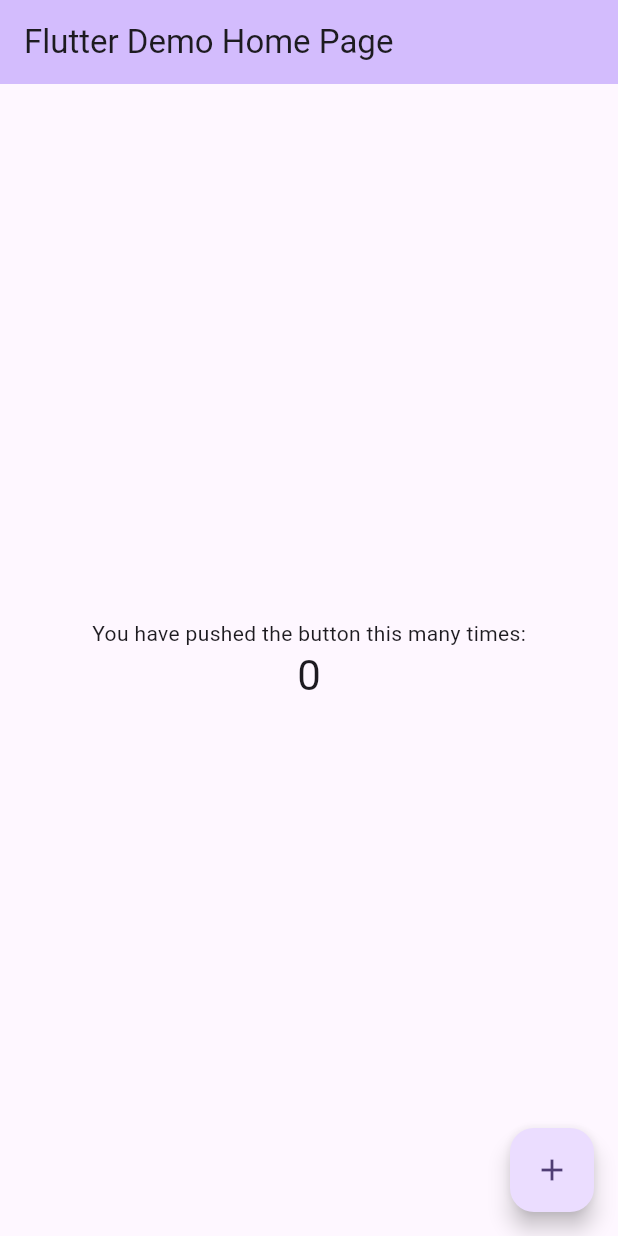
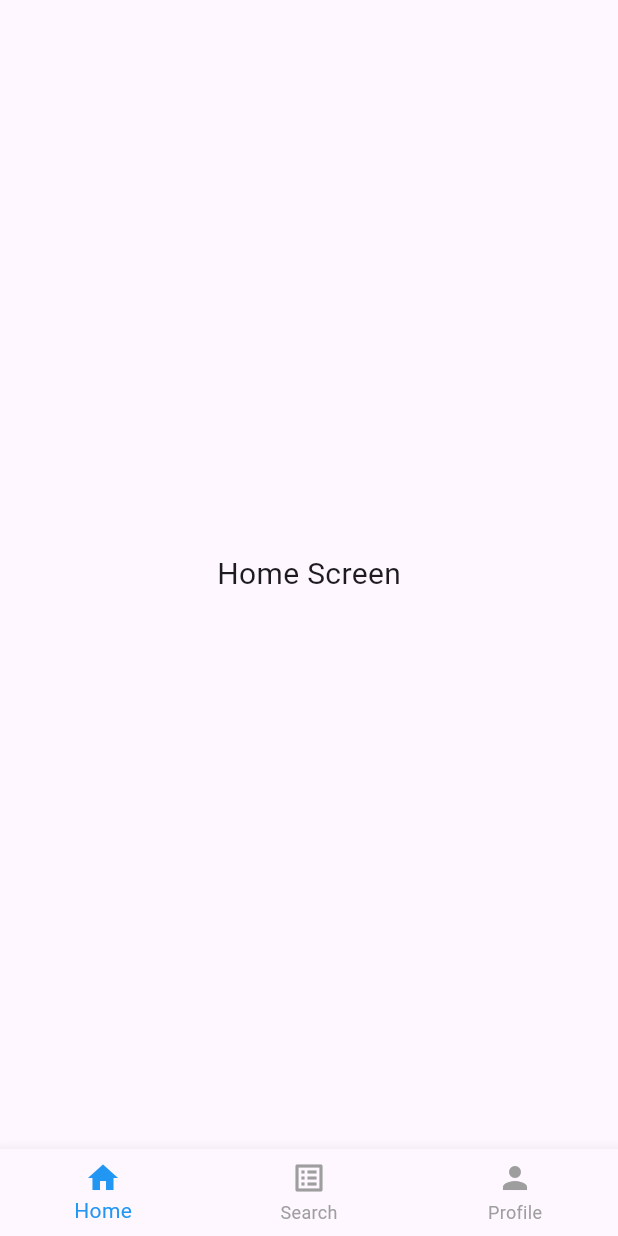
Before and after one commit to sifat5256/class_2_team_work, a Flutter app: the screen it shows after launch, on a phone screen of 412 x 824 dp. Run offline on Flutter 3.47's test engine with Material 3 defaults, Android fonts, the phone set to English and light mode, and no system bars.

Commit message:
add_bottom_nav_bar

```diff
--- /dev/null
+++ b/lib/bottom_na_bar.dart
@@ -0,0 +1,43 @@
+import 'package:flutter/material.dart';
+
+
+class BottomNavBarScreen extends StatefulWidget {
+  @override
+  _BottomNavBarScreenState createState() => _BottomNavBarScreenState();
+}
+
+class _BottomNavBarScreenState extends State<BottomNavBarScreen> {
+  int _selectedIndex = 0;
+
+  // List of pages
+  final List<Widget> _pages = [
+    Center(child: Text('Home Screen', style: TextStyle(fontSize: 20))),
+    Center(child: Text('Search Screen', style: TextStyle(fontSize: 20))),
+    Center(child: Text('Profile Screen', style: TextStyle(fontSize: 20))),
+  ];
+
+  void _onItemTapped(int index) {
+    setState(() {
+      _selectedIndex = index;
+    });
+  }
+
+  @override
+  Widget build(BuildContext context) {
+    return Scaffold(
+      body: _pages[_selectedIndex],
+      bottomNavigationBar: BottomNavigationBar(
+        currentIndex: _selectedIndex,
+        onTap: _onItemTapped,
+        items: [
+          BottomNavigationBarItem(icon: Icon(Icons.home), label: 'Home'),
+          BottomNavigationBarItem(icon: Icon(Icons.list_alt_outlined), label: 'Search'),
+          BottomNavigationBarItem(icon: Icon(Icons.person), label: 'Profile'),
+        ],
+        selectedItemColor: Colors.blue,
+        unselectedItemColor: Colors.grey,
+        showUnselectedLabels: true,
+      ),
+    );
+  }
+}
--- a/lib/main.dart
+++ b/lib/main.dart
@@ -1,4 +1,6 @@
 import 'package:flutter/material.dart';
+
+import 'bottom_na_bar.dart';
 
 void main() {
   runApp(const MyApp());
@@ -11,6 +13,8 @@ class MyApp extends StatelessWidget {
   @override
   Widget build(BuildContext context) {
     return MaterialApp(
+      debugShowCheckedModeBanner: false,
+
       title: 'Flutter Demo',
       theme: ThemeData(
         // This is the theme of your application.
@@ -30,7 +34,7 @@ class MyApp extends StatelessWidget {
         // tested with just a hot reload.
         colorScheme: ColorScheme.fromSeed(seedColor: Colors.deepPurple),
       ),
-      home: const MyHomePage(title: 'Flutter Demo Home Page'),
+      home:  BottomNavBarScreen(),
     );
   }
 }
```
